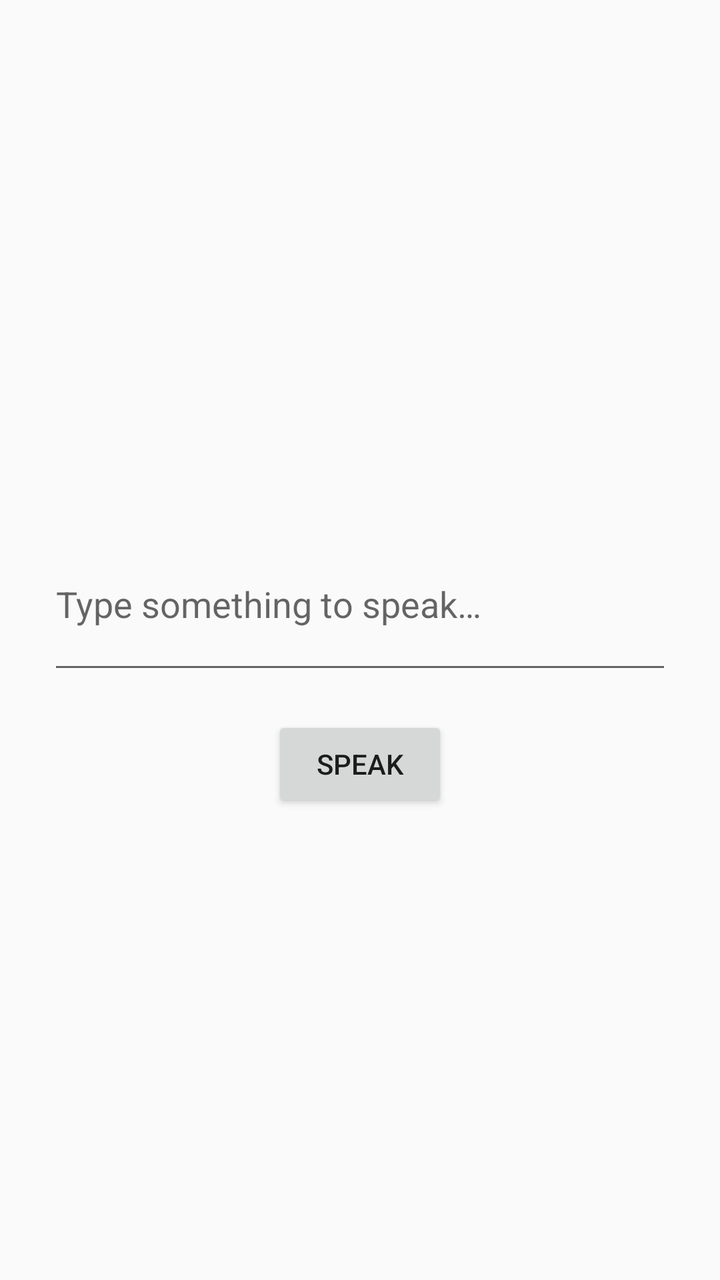
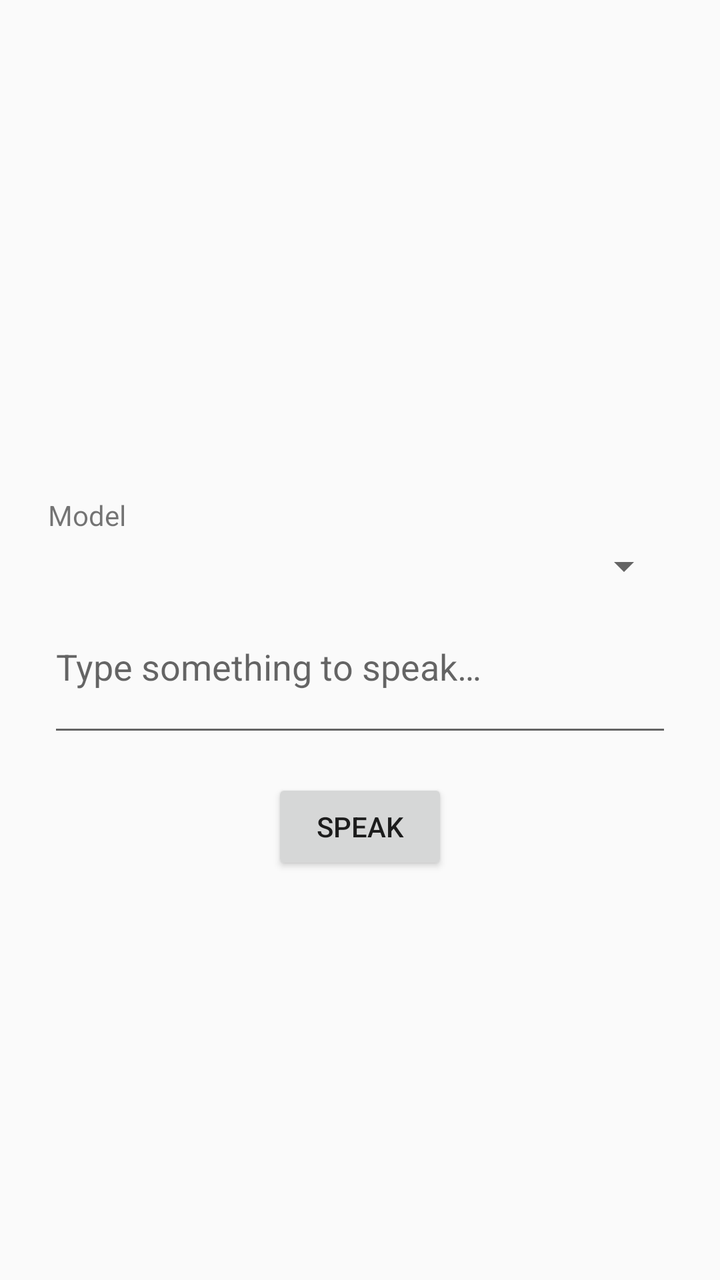

Screens rendered from an Android XML layout before and after an edit, with the pre-edit source and the edit as a unified diff.
<!-- AndroidManifest.xml: application theme Theme.AppCompat.DayNight -->
<!-- res/layout/activity_main.xml -->
<?xml version="1.0" encoding="utf-8"?>
<LinearLayout xmlns:android="http://schemas.android.com/apk/res/android"
    android:layout_width="match_parent"
    android:layout_height="match_parent"
    android:orientation="vertical"
    android:gravity="center"
    android:padding="24dp">

    <TextView
        android:id="@+id/status"
        android:layout_width="wrap_content"
        android:layout_height="wrap_content"
        android:layout_marginBottom="24dp"
        android:textSize="16sp" />

    <EditText
        android:id="@+id/input"
        android:layout_width="match_parent"
        android:layout_height="wrap_content"
        android:layout_marginBottom="16dp"
        android:gravity="top|start"
        android:hint="@string/input_hint"
        android:importantForAutofill="no"
        android:inputType="textMultiLine|textCapSentences"
        android:minLines="2" />

    <Button
        android:id="@+id/speak"
        android:layout_width="wrap_content"
        android:layout_height="wrap_content"
        android:text="@string/speak" />

</LinearLayout>
<!-- resources referenced by this layout -->
<resources>
  <string name="input_hint">Type something to speak…</string>
  <string name="speak">Speak</string>
</resources>

<!-- the commit's change to res/layout/activity_main.xml (unified diff, before → after) -->
@@ -12,6 +12,19 @@
         android:layout_height="wrap_content"
         android:layout_marginBottom="24dp"
         android:textSize="16sp" />
+
+    <TextView
+        android:layout_width="match_parent"
+        android:layout_height="wrap_content"
+        android:layout_marginBottom="4dp"
+        android:text="@string/model_label"
+        android:textSize="14sp" />
+
+    <Spinner
+        android:id="@+id/model"
+        android:layout_width="match_parent"
+        android:layout_height="wrap_content"
+        android:layout_marginBottom="16dp" />
 
     <EditText
         android:id="@+id/input"
<!-- resource entries referenced after the edit -->
@@ -1,6 +1,7 @@
 <!-- resources referenced by this layout -->
 <resources>
   <string name="input_hint">Type something to speak…</string>
+  <string name="model_label">Model</string>
   <string name="speak">Speak</string>
 </resources>
 
